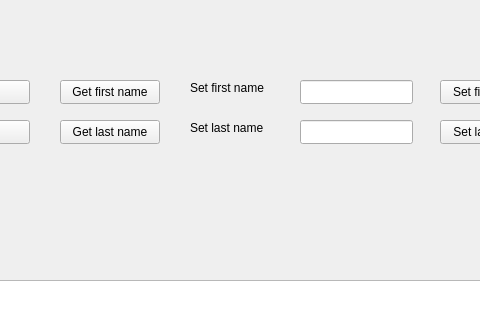
Yeah-Jack/cpp-projects, file GUI/English/BathingLake/gui.ui: the form before one commit; both pictures show x 220 to 700 and y 0 to 320 of the 800 by 600 pixel window.
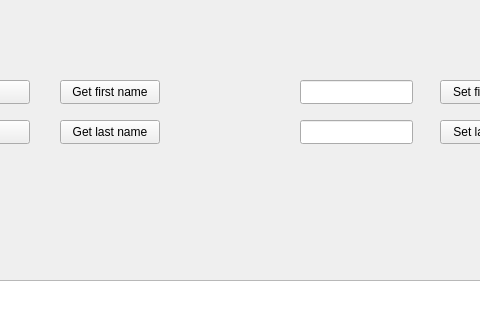
The form after the commit.

Commit message: refactor: remove unused water temperature and quality methods from GUI class and clean up UI labels

Patch:
```diff
--- a/GUI/English/BathingLake/gui.ui
+++ b/GUI/English/BathingLake/gui.ui
@@ -95,32 +95,6 @@
     </rect>
    </property>
   </widget>
-  <widget class="QLabel" name="setFirstNameLabel">
-   <property name="geometry">
-    <rect>
-     <x>410</x>
-     <y>80</y>
-     <width>100</width>
-     <height>16</height>
-    </rect>
-   </property>
-   <property name="text">
-    <string>Set first name</string>
-   </property>
-  </widget>
-  <widget class="QLabel" name="setLastNameLabel">
-   <property name="geometry">
-    <rect>
-     <x>410</x>
-     <y>120</y>
-     <width>100</width>
-     <height>16</height>
-    </rect>
-   </property>
-   <property name="text">
-    <string>Set last name</string>
-   </property>
-  </widget>
   <widget class="QPushButton" name="setLastNameBtn">
    <property name="geometry">
     <rect>
```
The commit also changes 1 other file.
